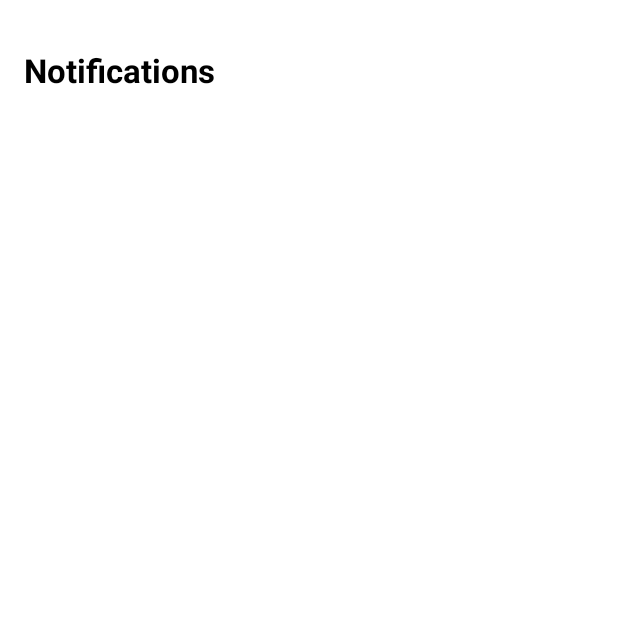
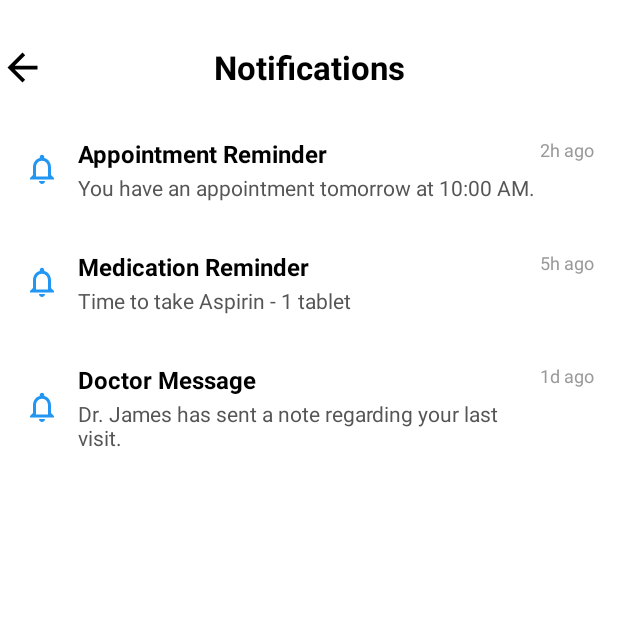
Before and after one commit to minh-luong/MedicalAppointmentBooking_App, an Android app: the NotificationsActivity screen opened directly, with no data from a screen before it, on a phone screen of 412 x 824 dp, the top half of it. Run offline under Robolectric (Android 15) with nearby library versions, the phone set to English and light mode, and no system bars.

Commit message:
- Update screens:   - NotificationsActivity   - HospitalLocatorActivity - Correct the spelling of classes
Signed-off-by: minh-luong <lvminh97@gmail.com>

```diff
--- a/app/build.gradle
+++ b/app/build.gradle
@@ -12,6 +12,10 @@ android {
         targetSdk 35
         versionCode 1
         versionName "1.0"
+
+        manifestPlaceholders = [
+            googleMapsKey: project.findProperty("MAPS_API_KEY") ?: ""
+        ]
 
         testInstrumentationRunner "androidx.test.runner.AndroidJUnitRunner"
     }
--- a/app/src/main/java/com/example/medicalbooking/activity/BookApointmentActivity.java
+++ b/app/src/main/java/com/example/medicalbooking/activity/BookAppointmentActivity.java
@@ -19,7 +19,7 @@ import java.text.SimpleDateFormat;
 import java.util.Calendar;
 import java.util.Locale;
 
-public class BookApointmentActivity extends BaseActivity implements View.OnClickListener {
+public class BookAppointmentActivity extends BaseActivity implements View.OnClickListener {
 
     private Calendar selectedDateTime;
 
--- a/app/src/main/java/com/example/medicalbooking/activity/HomeActivity.java
+++ b/app/src/main/java/com/example/medicalbooking/activity/HomeActivity.java
@@ -32,7 +32,7 @@ public class HomeActivity extends BaseActivity implements View.OnClickListener {
     public void onClick(View v) {
         int id = v.getId();
         if(id == R.id.bookAppointmentLayout) {
-            nextActivity(BookApointmentActivity.class);
+            nextActivity(BookAppointmentActivity.class);
         }
         else if(id == R.id.upcomingAppointmentsLayout) {
             nextActivity(UpcomingAppointmentsActivity.class);
@@ -41,7 +41,7 @@ public class HomeActivity extends BaseActivity implements View.OnClickListener {
             nextActivity(MedicalHistoryActivity.class);
         }
         else if(id == R.id.medicationReminderLayout) {
-            nextActivity(MedicationReminerActivity.class);
+            nextActivity(MedicationReminderActivity.class);
         }
         else if(id == R.id.mapLayout) {
             nextActivity(HospitalLocatorActivity.class);
--- a/app/src/main/java/com/example/medicalbooking/activity/MedicationReminerActivity.java
+++ b/app/src/main/java/com/example/medicalbooking/activity/MedicationReminderActivity.java
@@ -16,7 +16,7 @@ import com.example.medicalbooking.model.MedicationReminder;
 import java.util.ArrayList;
 import java.util.List;
 
-public class MedicationReminerActivity extends BaseActivity implements View.OnClickListener {
+public class MedicationReminderActivity extends BaseActivity implements View.OnClickListener {
 
     private ImageView backArrow;
     private RecyclerView reminderRecyclerView;
--- a/app/src/main/java/com/example/medicalbooking/activity/NotificationsActivity.java
+++ b/app/src/main/java/com/example/medicalbooking/activity/NotificationsActivity.java
@@ -1,10 +1,25 @@
 package com.example.medicalbooking.activity;
 
 import android.os.Bundle;
+import android.view.View;
+import android.widget.ImageView;
+
+import androidx.recyclerview.widget.LinearLayoutManager;
+import androidx.recyclerview.widget.RecyclerView;
 
 import com.example.medicalbooking.R;
+import com.example.medicalbooking.adapter.NotificationAdapter;
+import com.example.medicalbooking.model.NotificationItem;
 
-public class NotificationsActivity extends BaseActivity {
+import java.util.ArrayList;
+import java.util.List;
+
+public class NotificationsActivity extends BaseActivity implements View.OnClickListener {
+
+    private ImageView backArrow;
+    private RecyclerView recyclerView;
+    private NotificationAdapter adapter;
+    private List<NotificationItem> notificationList;
 
     @Override
     protected void onCreate(Bundle savedInstanceState) {
@@ -15,6 +30,28 @@ public class NotificationsActivity extends BaseActivity {
     }
 
     private void initUI() {
+        backArrow = findViewById(R.id.backArrow);
+        backArrow.setOnClickListener(this);
+
+        recyclerView = findViewById(R.id.notificationRecyclerView);
+        recyclerView.setLayoutManager(new LinearLayoutManager(this));
+
+        // Sample notifications
+        notificationList = new ArrayList<>();
+        notificationList.add(new NotificationItem("Appointment Reminder", "You have an appointment tomorrow at 10:00 AM.", "2h ago"));
+        notificationList.add(new NotificationItem("Medication Reminder", "Time to take Aspirin - 1 tablet", "5h ago"));
+        notificationList.add(new NotificationItem("Doctor Message", "Dr. James has sent a note regarding your last visit.", "1d ago"));
+
+        adapter = new NotificationAdapter(notificationList);
+        recyclerView.setAdapter(adapter);
 
     }
+
+    @Override
+    public void onClick(View v) {
+        int id = v.getId();
+        if(id == R.id.backArrow) {
+            this.finish();
+        }
+    }
 }
--- /dev/null
+++ b/app/src/main/java/com/example/medicalbooking/adapter/NotificationAdapter.java
@@ -0,0 +1,54 @@
+package com.example.medicalbooking.adapter;
+
+import android.view.LayoutInflater;
+import android.view.View;
+import android.view.ViewGroup;
+import android.widget.TextView;
+import androidx.annotation.NonNull;
+import androidx.recyclerview.widget.RecyclerView;
+
+import com.example.medicalbooking.R;
+import com.example.medicalbooking.model.NotificationItem;
+
+import java.util.List;
+
+public class NotificationAdapter extends RecyclerView.Adapter<NotificationAdapter.ViewHolder> {
+
+    private final List<NotificationItem> notificationList;
+
+    public NotificationAdapter(List<NotificationItem> notificationList) {
+        this.notificationList = notificationList;
+    }
+
+    @NonNull
+    @Override
+    public ViewHolder onCreateViewHolder(@NonNull ViewGroup parent, int viewType) {
+        View view = LayoutInflater.from(parent.getContext())
+                .inflate(R.layout.item_notification, parent, false);
+        return new ViewHolder(view);
+    }
+
+    @Override
+    public void onBindViewHolder(@NonNull ViewHolder holder, int position) {
+        NotificationItem item = notificationList.get(position);
+        holder.title.setText(item.getTitle());
+        holder.message.setText(item.getMessage());
+        holder.time.setText(item.getTime());
+    }
+
+    @Override
+    public int getItemCount() {
+        return notificationList.size();
+    }
+
+    public static class ViewHolder extends RecyclerView.ViewHolder {
+        TextView title, message, time;
+
+        public ViewHolder(View itemView) {
+            super(itemView);
+            title = itemView.findViewById(R.id.notificationTitle);
+            message = itemView.findViewById(R.id.notificationMessage);
+            time = itemView.findViewById(R.id.notificationTime);
+        }
+    }
+}
--- /dev/null
+++ b/app/src/main/java/com/example/medicalbooking/model/NotificationItem.java
@@ -0,0 +1,25 @@
+package com.example.medicalbooking.model;
+
+public class NotificationItem {
+    private String title;
+    private String message;
+    private String time;
+
+    public NotificationItem(String title, String message, String time) {
+        this.title = title;
+        this.message = message;
+        this.time = time;
+    }
+
+    public String getTitle() {
+        return title;
+    }
+
+    public String getMessage() {
+        return message;
+    }
+
+    public String getTime() {
+        return time;
+    }
+}
--- a/app/src/main/res/layout/activity_hospital_locator.xml
+++ b/app/src/main/res/layout/activity_hospital_locator.xml
@@ -25,7 +25,7 @@
         app:layout_constraintTop_toTopOf="parent"
         app:layout_constraintStart_toStartOf="parent"
         app:layout_constraintEnd_toEndOf="parent"
-        android:layout_margin="16dp" />
+        android:layout_margin="30dp" />
 
     <!-- Filter Buttons -->
     <LinearLayout
--- a/app/src/main/res/layout/activity_notifications.xml
+++ b/app/src/main/res/layout/activity_notifications.xml
@@ -2,10 +2,23 @@
 <androidx.constraintlayout.widget.ConstraintLayout
     xmlns:android="http://schemas.android.com/apk/res/android"
     xmlns:app="http://schemas.android.com/apk/res-auto"
+    xmlns:tools="http://schemas.android.com/tools"
     android:layout_width="match_parent"
     android:layout_height="match_parent"
-    android:padding="16dp"
     android:background="#FFFFFF">
+
+    <!-- Back Arrow -->
+    <ImageView
+        android:id="@+id/backArrow"
+        android:layout_width="30dp"
+        android:layout_height="30dp"
+        android:src="@drawable/ic_arrow_back"
+        android:tint="@color/black"
+        android:contentDescription="Back"
+        app:layout_constraintTop_toTopOf="@id/notificationsTitle"
+        app:layout_constraintBottom_toBottomOf="@id/notificationsTitle"
+        app:layout_constraintStart_toStartOf="parent"
+        tools:ignore="UseAppTint" />
 
     <!-- Title -->
     <TextView
@@ -18,7 +31,8 @@
         android:textColor="#000000"
         app:layout_constraintTop_toTopOf="parent"
         app:layout_constraintStart_toStartOf="parent"
-        android:layout_marginTop="16dp" />
+        app:layout_constraintEnd_toEndOf="parent"
+        android:layout_marginTop="30dp" />
 
     <!-- RecyclerView for notification list -->
     <androidx.recyclerview.widget.RecyclerView
```
Also changed, not shown: app/src/main/AndroidManifest.xml (+9 -2 lines), app/src/main/java/com/example/medicalbooking/activity/HospitalLocatorActivity.java (+58 -1 lines).
